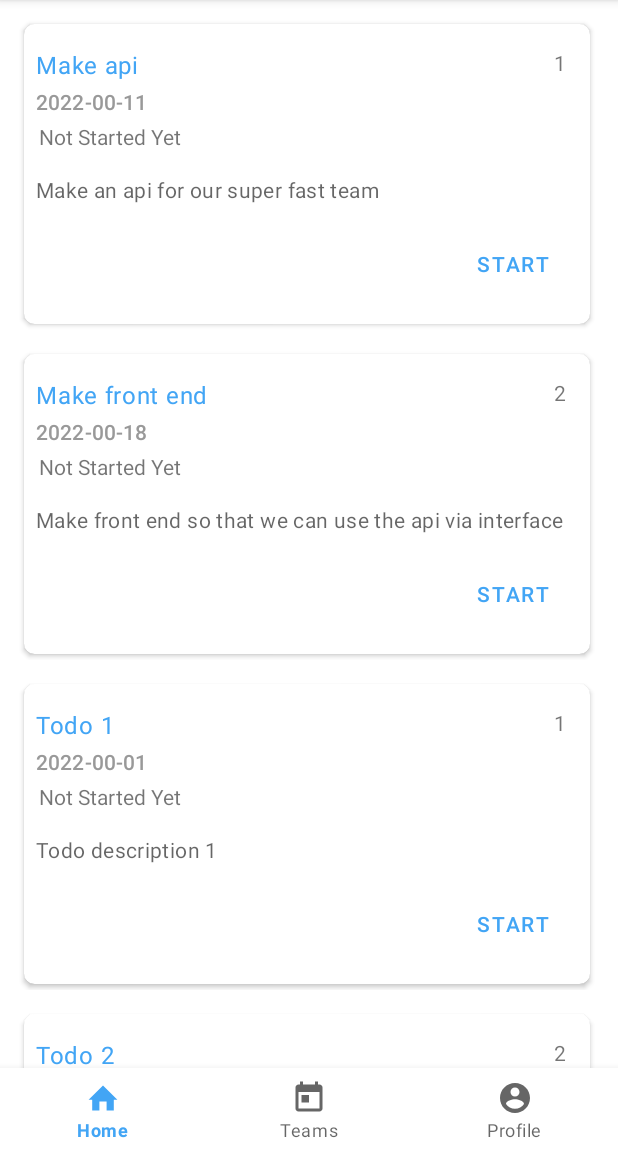
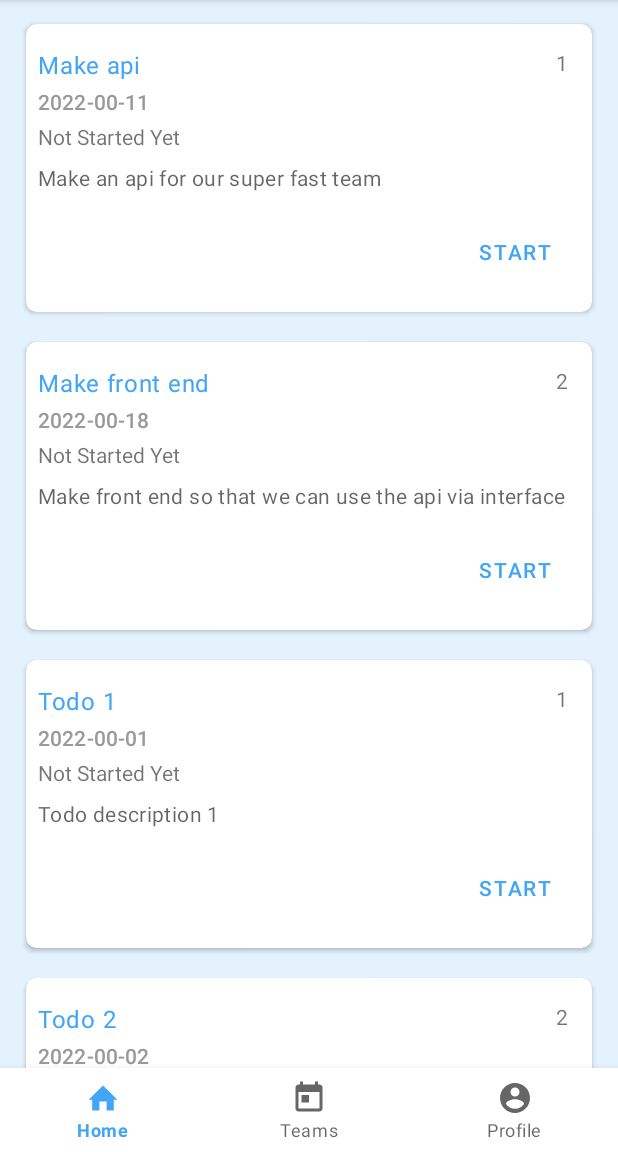
Before and after one commit to JohanesPeterV/team_planner, an Android app: the screen it shows after launch once a user with an empty profile is signed in (MainActivity), on a phone screen of 412 x 824 dp, the part 84-1236 px from its top. Run offline under Robolectric (Android 15) with nearby library versions, the phone set to English and light mode, and no system bars; our stand-ins replace Firebase (no records; nobody signed in at launch, a user with empty details on screens opened directly), data binding; libraries missing offline, so code that uses them is left out: com.huawei.hms; 1 statement that could not run was skipped.

Commit message:
added ads

```diff
--- a/app/build.gradle
+++ b/app/build.gradle
@@ -1,6 +1,5 @@
 plugins {
     id 'com.android.application'
-//    id 'com.huawei.agconnect'
     id 'com.google.gms.google-services'
 }
 
@@ -53,7 +52,6 @@ android {
     }
 }
 dependencies {
-
     implementation platform('com.google.firebase:firebase-bom:29.0.4')
     implementation 'com.google.firebase:firebase-analytics'
     implementation 'com.google.firebase:firebase-auth'
@@ -67,11 +65,12 @@ dependencies {
     implementation 'androidx.lifecycle:lifecycle-livedata-ktx:2.3.1'
     implementation 'androidx.lifecycle:lifecycle-viewmodel-ktx:2.3.1'
     implementation 'androidx.legacy:legacy-support-v4:1.0.0'
+
+    implementation 'com.huawei.hms:ads:3.4.51.300'
     testImplementation 'junit:junit:4.+'
     implementation platform('com.google.firebase:firebase-bom:29.0.4')
     implementation 'com.google.firebase:firebase-auth'
     androidTestImplementation 'androidx.test.ext:junit:1.1.3'
     androidTestImplementation 'androidx.test.espresso:espresso-core:3.4.0'
 
-//    implementation 'com.huawei.hms:ads:{3.4.51.300}'
 }
--- a/app/src/main/java/com/mobile_prog/team_planner/LoginActivity.java
+++ b/app/src/main/java/com/mobile_prog/team_planner/LoginActivity.java
@@ -15,6 +15,7 @@ import com.google.android.gms.tasks.OnCompleteListener;
 import com.google.android.gms.tasks.Task;
 import com.google.firebase.auth.AuthResult;
 import com.google.firebase.auth.FirebaseAuth;
+import com.huawei.hms.ads.HwAds;
 import com.mobile_prog.team_planner.models.User;
 import com.mobile_prog.team_planner.repositories.UserRepository;
 
@@ -28,6 +29,7 @@ public class LoginActivity extends AppCompatActivity {
 
     @Override
     protected void onCreate(Bundle savedInstanceState) {
+
         super.onCreate(savedInstanceState);
         setTheme(R.style.Theme_ProjectMoprog);
         setTitle("Login");
@@ -36,14 +38,12 @@ public class LoginActivity extends AppCompatActivity {
         etPassword = findViewById(R.id.et_password);
         mAuth = FirebaseAuth.getInstance();
         if(mAuth.getCurrentUser()!=null){
-
-            String[] names=etEmail.getText().toString().split("@");
-
-            UserRepository.login(new User(names[0], etEmail.getText().toString()));
+            String email=mAuth.getCurrentUser().getEmail();
+            String[] names=email.split("@");
+            UserRepository.login(new User(names[0], email));
             Intent i = new Intent(LoginActivity.this, MainActivity.class );
             startActivity(i);
         }
-
         btnLogin = findViewById(R.id.btn_login);
         btnLogin.setOnClickListener(new View.OnClickListener() {
             @Override
@@ -56,7 +56,6 @@ public class LoginActivity extends AppCompatActivity {
             @Override
             public void onClick(View v) {
                 Intent i = new Intent(LoginActivity.this, RegisterActivity.class );
-
                 startActivity(i);
             }
         });
--- a/app/src/main/java/com/mobile_prog/team_planner/MainActivity.java
+++ b/app/src/main/java/com/mobile_prog/team_planner/MainActivity.java
@@ -10,6 +10,7 @@ import androidx.viewpager2.widget.ViewPager2;
 import android.os.Bundle;
 import android.util.Log;
 
+import com.huawei.hms.ads.HwAds;
 import com.mobile_prog.team_planner.R;
 import com.google.android.material.bottomnavigation.BottomNavigationView;
 
@@ -32,9 +33,12 @@ public class MainActivity extends AppCompatActivity {
     @Override
     protected void onCreate(Bundle savedInstanceState) {
         super.onCreate(savedInstanceState);
+
         setTitle("Team Planner");
 
         setContentView(R.layout.activity_main);
+
+        HwAds.init(this);
         setMenuListener();
         setViewPager();
     }
--- a/app/src/main/java/com/mobile_prog/team_planner/adapters/ToDoAdapter.java
+++ b/app/src/main/java/com/mobile_prog/team_planner/adapters/ToDoAdapter.java
@@ -70,6 +70,7 @@ public class ToDoAdapter extends RecyclerView.Adapter{
             else{
                 doButton.setVisibility(View.INVISIBLE);
             }
+            notifyItemChanged(position);
         });
 
     }
--- a/app/src/main/res/layout/fragment_home.xml
+++ b/app/src/main/res/layout/fragment_home.xml
@@ -3,13 +3,15 @@
     xmlns:app="http://schemas.android.com/apk/res-auto"
     xmlns:tools="http://schemas.android.com/tools"
     android:layout_width="match_parent"
-    android:layout_height="match_parent">
+    android:layout_height="match_parent"
+    android:background="@color/background_light">
 
     <androidx.recyclerview.widget.RecyclerView
         android:id="@+id/toDoRecyclerView"
         android:layout_width="409dp"
         android:layout_height="match_parent"
-        app:layout_constraintTop_toTopOf="parent"
-        tools:layout_editor_absoluteX="1dp" />
+        app:layout_constraintEnd_toEndOf="parent"
+        app:layout_constraintStart_toStartOf="parent"
+        app:layout_constraintTop_toTopOf="parent" />
 
 </androidx.constraintlayout.widget.ConstraintLayout>
--- a/app/src/main/res/layout/todo_card_item.xml
+++ b/app/src/main/res/layout/todo_card_item.xml
@@ -58,13 +58,13 @@
                     android:layout_width="0dp"
                     android:layout_height="wrap_content"
                     android:layout_marginStart="8dp"
-                    android:layout_marginTop="16dp"
+                    android:layout_marginTop="8dp"
                     android:layout_marginEnd="8dp"
                     android:text="ToDo Description"
                     android:textAppearance="@style/TextAppearance.MaterialComponents.Body2"
                     android:textColor="?android:attr/textColorSecondary"
                     app:layout_constraintEnd_toEndOf="parent"
-                    app:layout_constraintHorizontal_bias="1.0"
+                    app:layout_constraintHorizontal_bias="0.0"
                     app:layout_constraintStart_toStartOf="parent"
                     app:layout_constraintTop_toBottomOf="@+id/toDoStatus" />
 
@@ -97,7 +97,6 @@
                     android:id="@+id/toDoStatus"
                     android:layout_width="wrap_content"
                     android:layout_height="wrap_content"
-                    android:layout_marginStart="2dp"
                     android:layout_marginTop="4dp"
                     android:text="status"
                     app:layout_constraintStart_toStartOf="@+id/toDoStartDate"
--- a/app/src/main/res/values/colors.xml
+++ b/app/src/main/res/values/colors.xml
@@ -5,6 +5,7 @@
     <color name="purple_700">#FF3700B3</color>
     <color name="teal_200">#FF03DAC5</color>
     <color name="teal_700">#FF018786</color>
+    <color name="background_light">#e3f2fd</color>
     <color name="primary">#42a5f5</color>
     <color name="primary_light">#80d6ff</color>
     <color name="primary_dark">#0077c2</color>
--- a/settings.gradle
+++ b/settings.gradle
@@ -4,6 +4,7 @@ dependencyResolutionManagement {
         google()
         mavenCentral()
         jcenter() // Warning: this repository is going to shut down soon
+        maven { url 'https://developer.huawei.com/repo/' }
     }
 }
 rootProject.name = "ProjectMoprog"
```
Also changed, not shown: app/src/main/AndroidManifest.xml (+6 -2 lines), app/src/main/java/com/mobile_prog/AdsHuawei.java (added, +13 -0 lines), app/src/main/java/com/mobile_prog/team_planner/UserProfileFragment.java (+39 -2 lines), app/src/main/res/layout/fragment_user_profile.xml (+48 -37 lines), build.gradle (+7 -4 lines), 1 other file.
